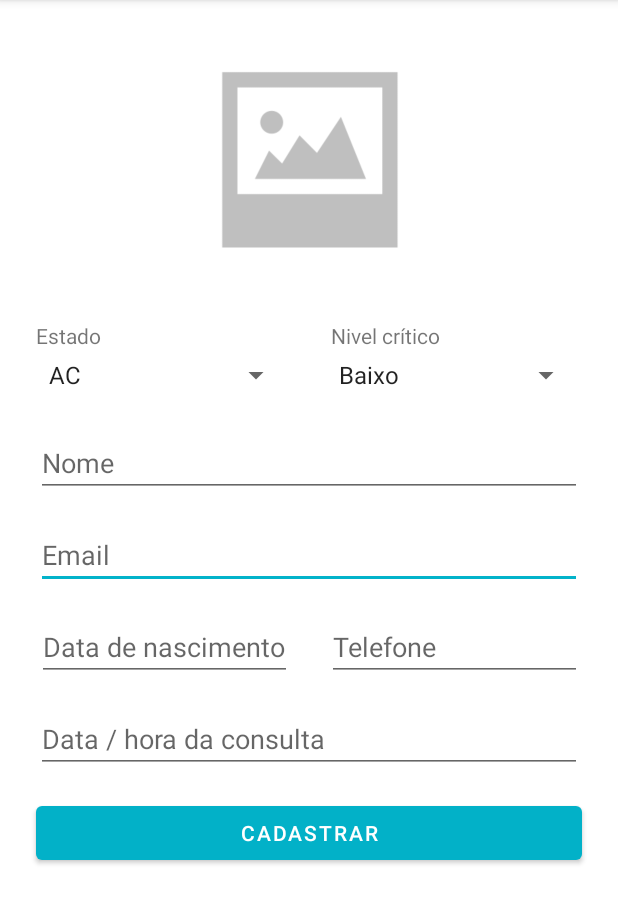
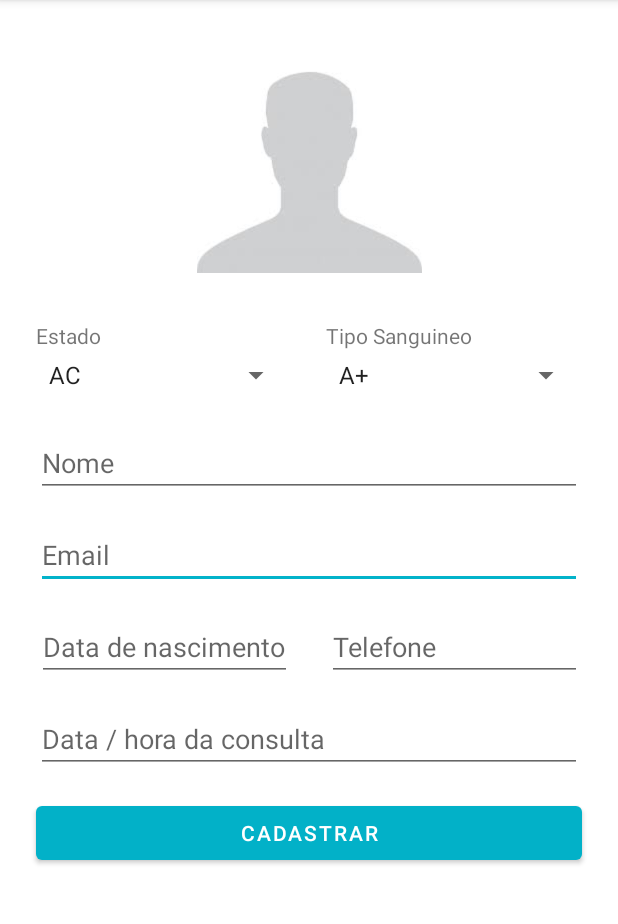
Before and after one commit to Lucca465/AppExemploCadastro, an Android app: the CadastrarPacienteActivity screen opened directly, with no data from a screen before it, on a phone screen of 412 x 824 dp, the part 84-1008 px from its top. Run offline under Robolectric (Android 15) with nearby library versions, the phone set to English and light mode, and no system bars.

Commit message:
validação ao cadastrar o Paciente

```diff
--- a/app/src/main/java/com/example/appexemplocadastro/activity/CadastrarPacienteActivity.java
+++ b/app/src/main/java/com/example/appexemplocadastro/activity/CadastrarPacienteActivity.java
@@ -14,6 +14,7 @@ import android.widget.Button;
 import android.widget.EditText;
 import android.widget.ImageView;
 import android.widget.Spinner;
+import android.widget.Toast;
 
 import androidx.annotation.NonNull;
 import androidx.annotation.Nullable;
@@ -26,7 +27,7 @@ import com.example.appexemplocadastro.helper.Permissoes;
 public class CadastrarPacienteActivity extends AppCompatActivity implements View.OnClickListener{
 
     private EditText campoNomePaciente, campoEmailPaciente, campoDataNascimento, campoTelefone, campoConsulta;
-    private Spinner campoEstado, campoCritico;
+    private Spinner campoEstado, campoSanguineo;
     private Button botaoCadastrarPaciente;
     private ImageView imagePaciente;
 
@@ -46,7 +47,54 @@ public class CadastrarPacienteActivity extends AppCompatActivity implements View
 
         inicializarConponentes();
         carregarDadosSpinner();
+    }
 
+    public void validarDadosCadastrados(View view){
+        String estado = campoEstado.getSelectedItem().toString();
+        String sanguineo = campoSanguineo.getSelectedItem().toString();
+        String nome = campoNomePaciente.getText().toString();
+        String email = campoEmailPaciente.getText().toString();
+        String dataNascimento = campoDataNascimento.getText().toString();
+        String telefone = campoTelefone.getText().toString();
+        String consulta = campoConsulta.getText().toString();
+
+        if(!estado.isEmpty()){
+            if(!sanguineo.isEmpty()){
+                if(!nome.isEmpty()){
+                    if(!email.isEmpty()){
+                        if(!dataNascimento.isEmpty()){
+                            if(!telefone.isEmpty()){
+                                if(!consulta.isEmpty()){
+                                    salvar();
+                                } else{
+                                    exibirMensagemErro("Preencha o campo data / hora da consulta!");
+                                }
+                            } else{
+                                exibirMensagemErro("Preencha o campo Telefone!");
+                            }
+                        } else{
+                            exibirMensagemErro("Preencha o campo Data de nascimento!");
+                        }
+                    } else{
+                        exibirMensagemErro("Preencha o campo email!");
+                    }
+                } else{
+                    exibirMensagemErro("Preencha o campo nome!");
+                }
+            } else{
+                exibirMensagemErro("Preencha o campo sanguineo!");
+            }
+        } else{
+            exibirMensagemErro("Preencha o campo estado!");
+        }
+    }
+
+    private void exibirMensagemErro(String mensagem){
+        Toast.makeText(this, mensagem, Toast.LENGTH_SHORT).show();
+    }
+
+    public void salvar(){
+        Toast.makeText(this, "Salvo com sucesso", Toast.LENGTH_SHORT).show();
     }
 
     private void inicializarConponentes(){
@@ -57,7 +105,7 @@ public class CadastrarPacienteActivity extends AppCompatActivity implements View
         campoTelefone = findViewById(R.id.editTelefone);
         campoConsulta = findViewById(R.id.editConsulta);
         campoEstado = findViewById(R.id.spinnerEstado);
-        campoCritico = findViewById(R.id.spinnerCritico);
+        campoSanguineo = findViewById(R.id.spinnerSanguineo);
 
         imagePaciente = findViewById(R.id.imagePaciente);
         imagePaciente.setOnClickListener(this);
@@ -75,12 +123,12 @@ public class CadastrarPacienteActivity extends AppCompatActivity implements View
         campoEstado.setAdapter(adapter);
 
         //campoCategoria
-        String[] critico = getResources().getStringArray(R.array.critico);
-        ArrayAdapter<String> adapterCategoria = new ArrayAdapter<String>(
-                this, android.R.layout.simple_spinner_item, critico
+        String[] sanguineo = getResources().getStringArray(R.array.sanguineo);
+        ArrayAdapter<String> adapterSanguineo = new ArrayAdapter<String>(
+                this, android.R.layout.simple_spinner_item, sanguineo
         );
-        adapterCategoria.setDropDownViewResource(android.R.layout.simple_spinner_dropdown_item);
-        campoCritico.setAdapter(adapterCategoria);
+        adapterSanguineo.setDropDownViewResource(android.R.layout.simple_spinner_dropdown_item);
+        campoSanguineo.setAdapter(adapterSanguineo);
 
     }
 
--- a/app/src/main/res/layout/activity_cadastrar_pacientes.xml
+++ b/app/src/main/res/layout/activity_cadastrar_pacientes.xml
@@ -12,9 +12,9 @@
         android:layout_width="wrap_content"
         android:layout_height="wrap_content"
         android:layout_marginTop="32dp"
-        android:text="Nivel crítico"
+        android:text="Tipo Sanguineo"
         app:layout_constraintEnd_toEndOf="parent"
-        app:layout_constraintHorizontal_bias="0.65"
+        app:layout_constraintHorizontal_bias="0.69"
         app:layout_constraintStart_toStartOf="parent"
         app:layout_constraintTop_toBottomOf="@+id/imagePaciente" />
 
@@ -103,7 +103,7 @@
         app:layout_constraintTop_toBottomOf="@+id/imagePaciente" />
 
     <Spinner
-        android:id="@+id/spinnerCritico"
+        android:id="@+id/spinnerSanguineo"
         android:layout_width="170dp"
         android:layout_height="wrap_content"
         android:layout_marginTop="56dp"
@@ -121,7 +121,7 @@
         app:layout_constraintEnd_toEndOf="parent"
         app:layout_constraintStart_toStartOf="parent"
         app:layout_constraintTop_toTopOf="parent"
-        app:srcCompat="@drawable/padrao" />
+        app:srcCompat="@drawable/perfil_vazio" />
 
     <TextView
         android:id="@+id/textView7"
@@ -142,6 +142,7 @@
         android:layout_marginStart="24dp"
         android:layout_marginTop="16dp"
         android:layout_marginEnd="24dp"
+        android:onClick="validarDadosCadastrados"
         android:text="Cadastrar"
         app:layout_constraintEnd_toEndOf="parent"
         app:layout_constraintStart_toStartOf="parent"
--- a/app/src/main/res/values/strings.xml
+++ b/app/src/main/res/values/strings.xml
@@ -40,10 +40,15 @@
         <item>TO</item>
     </string-array>
 
-    <string-array name="critico">
-        <item>Baixo</item>
-        <item>Medio</item>
-        <item>Alto</item>
+    <string-array name="sanguineo">
+        <item>A+</item>
+        <item>B+</item>
+        <item>AB+</item>
+        <item>O+</item>
+        <item>A-</item>
+        <item>B-</item>
+        <item>AB-</item>
+        <item>O-</item>
     </string-array>
 
 </resources>
```
Also changed, not shown: app/src/main/res/drawable/padrao.png (deleted), app/src/main/res/drawable/perfil_vazio.jpg (added).
